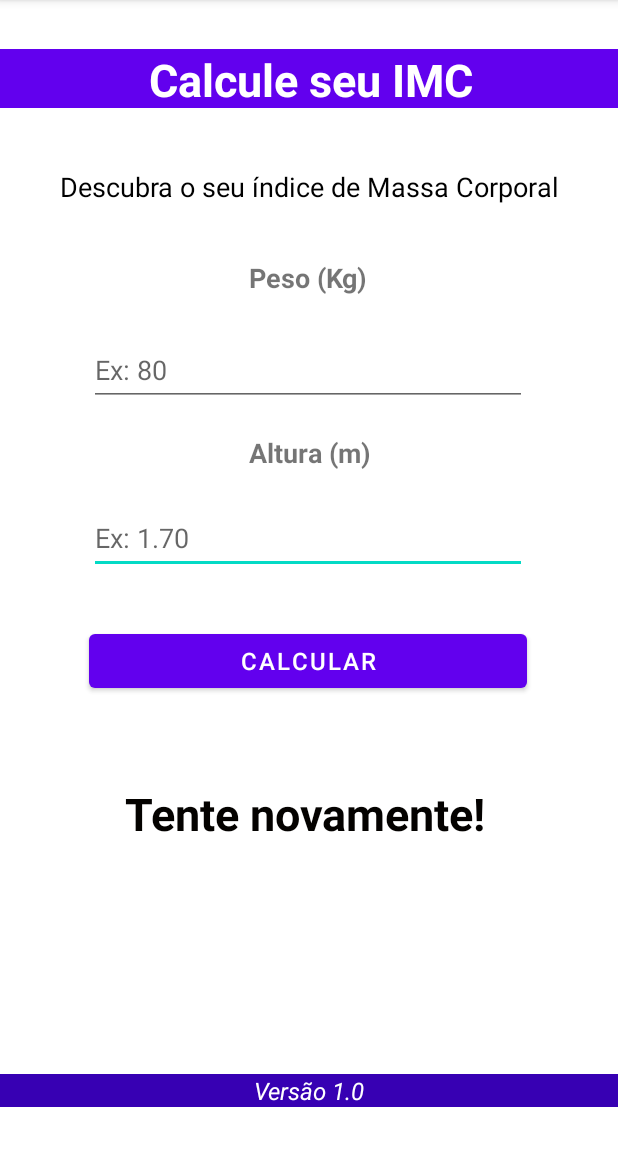
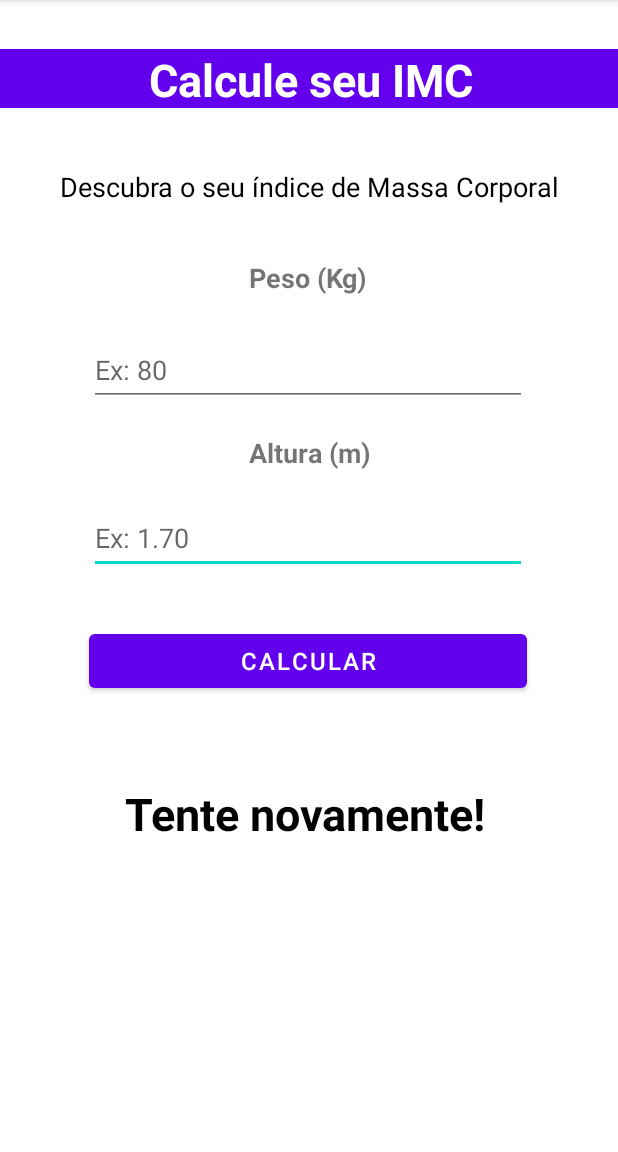
Before and after one commit to Estevamvga/appCalculoIMC, an Android app: the screen it shows after launch (MainActivity), after a tap on "CALCULAR", on a phone screen of 412 x 824 dp, the part 84-1236 px from its top. Run offline under Robolectric (Android 15) with nearby library versions, the phone set to English and light mode, and no system bars.

Commit message:
Atualização

```diff
--- a/app/src/main/java/br/edu/edu/appcalculoimc/MainActivity.java
+++ b/app/src/main/java/br/edu/edu/appcalculoimc/MainActivity.java
@@ -7,6 +7,7 @@ import android.view.View;
 import android.widget.Button;
 import android.widget.EditText;
 import android.widget.TextView;
+import android.widget.Toast;
 
 public class    MainActivity extends AppCompatActivity {
 
@@ -31,13 +32,11 @@ public class    MainActivity extends AppCompatActivity {
     }
 
     protected void configurarBotaoVerificar() {
-        btCalcular.setOnClickListener(new View.OnClickListener(){
-            @Override
-            public void onClick(View view) {
-                String resultado = realizaCalculo();
-                exibiResultado(resultado);
-                limpaCampos();
-            }
+        btCalcular.setOnClickListener(view -> {
+            Toast.makeText(this, "Calculando", Toast.LENGTH_SHORT).show();
+            String resultado = realizaCalculo();
+            exibiResultado(resultado);
+            limpaCampos();
         });
     }
 
--- a/app/src/main/res/layout/activity_main.xml
+++ b/app/src/main/res/layout/activity_main.xml
@@ -36,23 +36,6 @@
         app:layout_constraintStart_toStartOf="parent"
         app:layout_constraintTop_toTopOf="parent"
         app:layout_constraintVertical_bias="0.045" />
-
-    <TextView
-        android:id="@+id/textTitulo2"
-        android:layout_width="422dp"
-        android:layout_height="22dp"
-        android:text="Versão 1.0"
-        android:textAlignment="center"
-        android:textColor="#FFFFFF"
-        android:textSize="16sp"
-        android:textStyle="italic"
-        android:background="@color/purple_700"
-        app:layout_constraintBottom_toBottomOf="parent"
-        app:layout_constraintEnd_toEndOf="parent"
-        app:layout_constraintHorizontal_bias="0.545"
-        app:layout_constraintStart_toStartOf="parent"
-        app:layout_constraintTop_toBottomOf="@+id/txtResultado"
-        app:layout_constraintVertical_bias="0.834" />
 
     <TextView
         android:id="@+id/texTitulo1"
```
